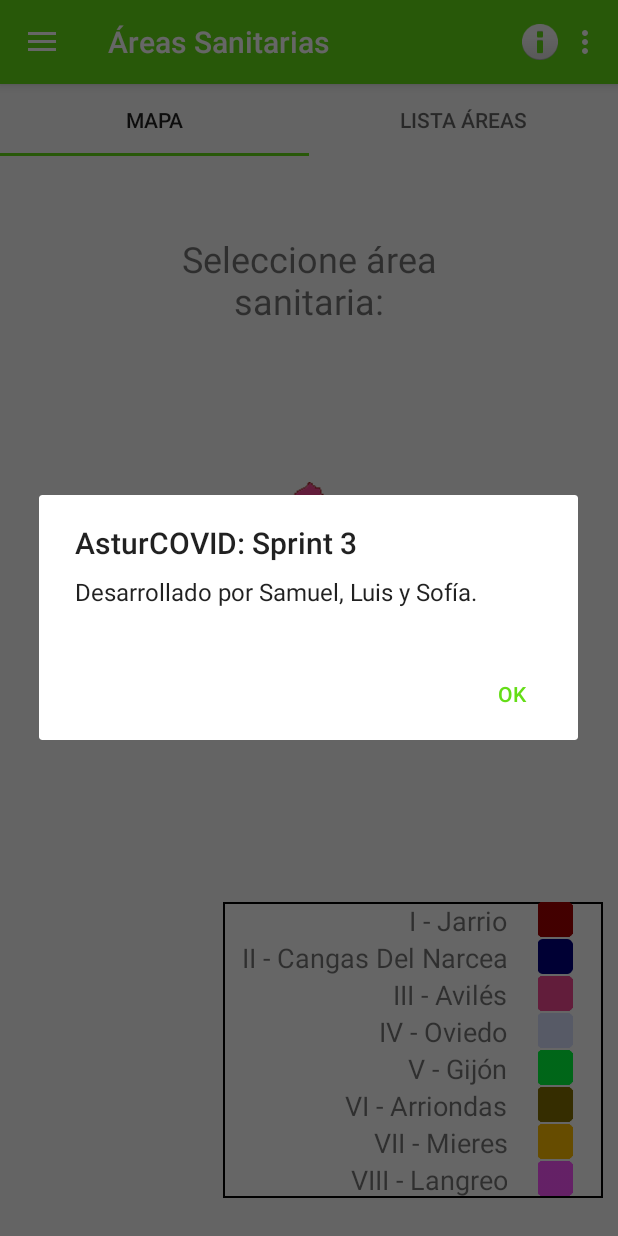
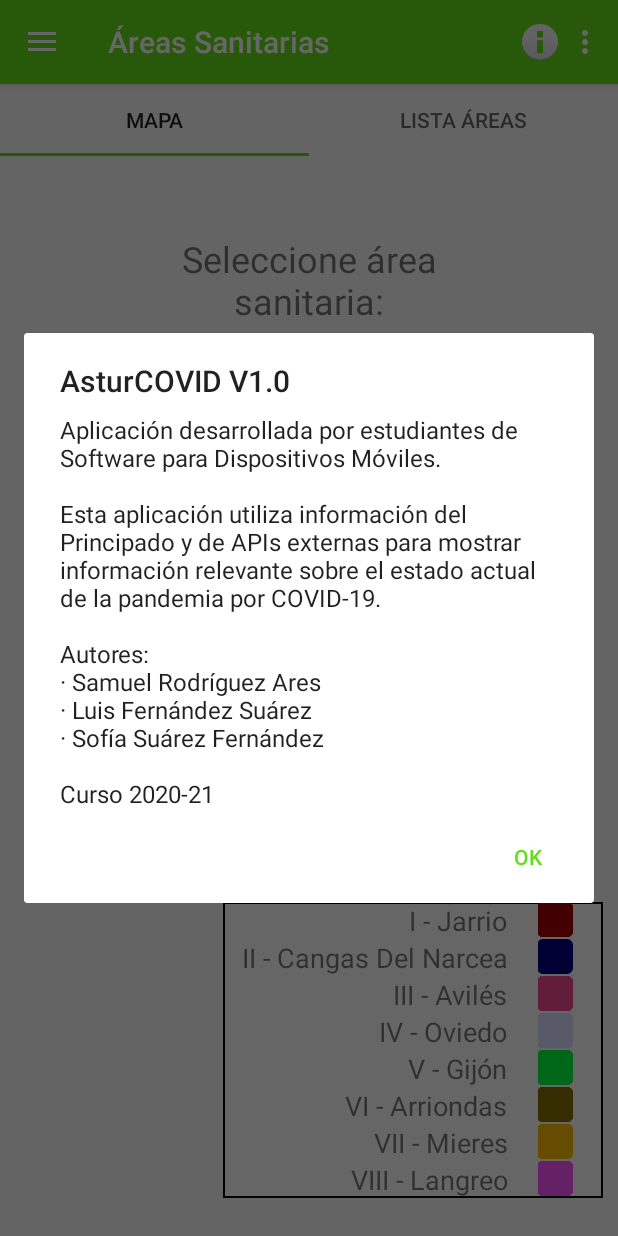
Before and after one commit to DJStatikVX/asturcovid, an Android app: the screen it shows after launch (MainActivity), in the options menu, after a tap on an icon or button, on a phone screen of 412 x 824 dp. Run offline under Robolectric (Android 15) with nearby library versions, the phone set to English and light mode, and no system bars; our stand-ins replace Picasso, navigation-ui; libraries missing offline, so code that uses them is left out: com.github.mikephil.charting; pictures from the network do not load; 39 statements that could not run were skipped.

Commit message:
Actualizado "Acerca de"

```diff
--- a/app/src/main/java/es/uniovi/eii/asturcovid/MainActivity.java
+++ b/app/src/main/java/es/uniovi/eii/asturcovid/MainActivity.java
@@ -735,8 +735,12 @@ public class MainActivity extends AppCompatActivity {
 
     public void mostrarAcercaDe() {
         AlertDialog.Builder alert = new AlertDialog.Builder(MainActivity.this);
-        alert.setTitle("AsturCOVID: Sprint 3");
-        alert.setMessage("Desarrollado por Samuel, Luis y Sofía.");
+        alert.setTitle("AsturCOVID V1.0");
+        alert.setMessage("Aplicación desarrollada por estudiantes de Software para Dispositivos Móviles.\n\n"
+                + "Esta aplicación utiliza información del Principado y de APIs externas para mostrar "
+                + "información relevante sobre el estado actual de la pandemia por COVID-19.\n\n"
+                + "Autores:\n· Samuel Rodríguez Ares\n· Luis Fernández Suárez\n· Sofía Suárez Fernández\n\n"
+                + "Curso 2020-21");
         alert.setPositiveButton("OK", null);
         alert.show();
     }
```
